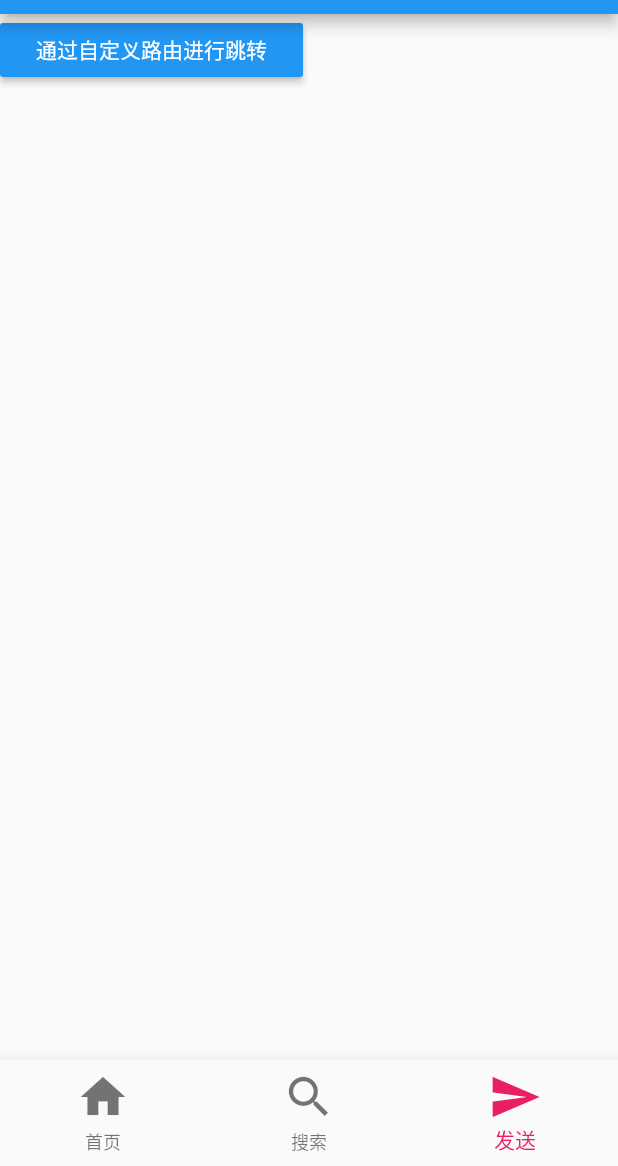
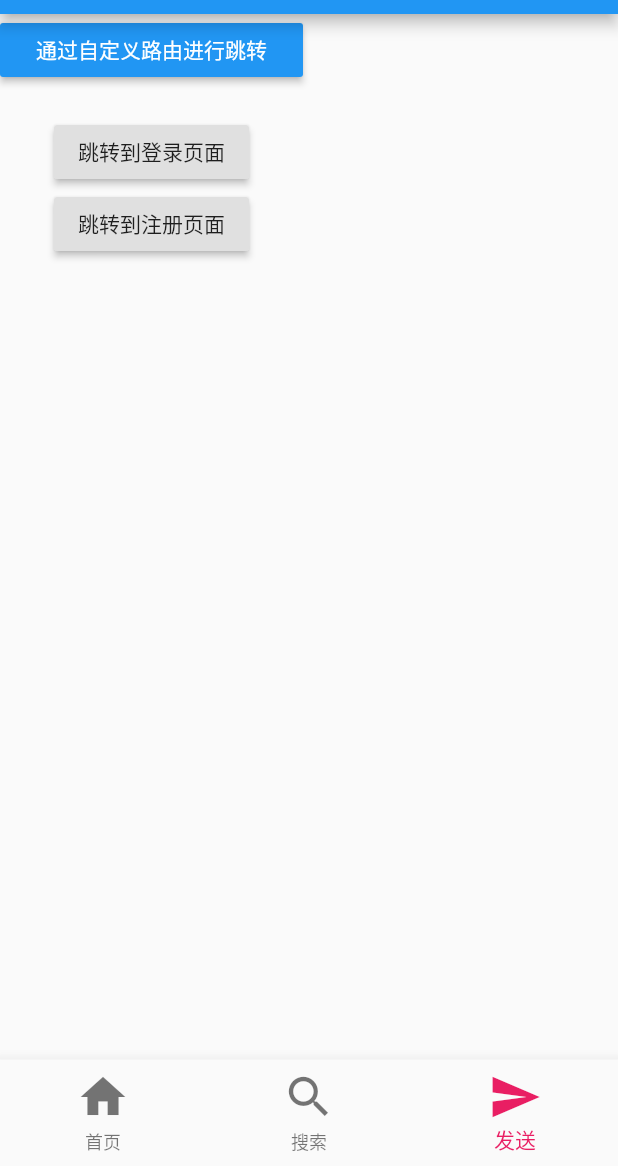
Before and after one commit to zxx1992/flutter_base, a Flutter app: the screen it shows after launch, item 3 of the bottom bar chosen, on a phone screen of 412 x 824 dp, the part 70-1236 px from its top. Run offline on Flutter 3.47's test engine with Material 2 defaults, Android fonts, the phone set to English and light mode, and no system bars.

Commit message:
fix: 多层路由跳转

```diff
--- a/lib/main.dart
+++ b/lib/main.dart
@@ -13,6 +13,10 @@ import 'pages/Tabs.dart';
 import 'pages/form.dart';
 import 'pages/list.dart';
 import 'pages/product.dart';
+import 'pages/user/login.dart';
+import 'pages/user/registerFirst.dart';
+import 'pages/user/registerSecond.dart';
+import 'pages/user/registerThird.dart';
 
 void main() {
   runApp(MyApp());
@@ -23,6 +27,11 @@ class MyApp extends StatelessWidget {
     '/form': (context) => FormPage(),
     '/list': (context) => ListPage(),
     '/product': (context) => ProductPage(),
+    '/login': (context) => LoginPage(),
+    '/registerFirst': (context) => RegisterFirstPage(),
+    '/registerSecond': (context) => RegisterSecondPage(),
+    '/registerThird': (context) => RegisterThirdPage(),
+
   };
   @override
   Widget build(BuildContext context) {
--- a/lib/pages/Tabs.dart
+++ b/lib/pages/Tabs.dart
@@ -4,6 +4,7 @@
  * @Description: Do not edit
  */
 
+import 'package:demo001/main_demo031.dart';
 import 'package:flutter/cupertino.dart';
 import 'package:flutter/material.dart';
 // 导入所需页面的组件
@@ -13,30 +14,20 @@ import './tabs/setting.dart';
 
 // Tabs有状态组件
 class Tabs extends StatefulWidget {
-  Tabs({Key key}) : super(key: key);
-
+  // 定义变量
+  final index;
+  Tabs({Key key, this.index = 0}) : super(key: key);
   @override
-  _TabsState createState() => _TabsState();
+  _TabsState createState() => _TabsState(this.index);
 }
 
 class _TabsState extends State<Tabs> {
-  @override
-  Widget build(BuildContext context) {
-    return BottomBar();
+  // 定义变量
+  int _currentIndex;
+  _TabsState(index) {
+    this._currentIndex = index;
   }
-}
 
-// BottomBar有状态组件
-class BottomBar extends StatefulWidget {
-  BottomBar({Key key}) : super(key: key);
-
-  @override
-  _BottomBarState createState() => _BottomBarState();
-}
-
-class _BottomBarState extends State<BottomBar> {
-  // 定义变量
-  int _currentIndex = 0;
   List _pageList = [
     HomePage(),
     SearchPage(),
@@ -49,12 +40,11 @@ class _BottomBarState extends State<BottomBar> {
       body: this._pageList[this._currentIndex],
       bottomNavigationBar: BottomNavigationBar(
         onTap: (int index) {
-          print(index);
           setState(() {
             this._currentIndex = index;
           });
         },
-        fixedColor: Colors.pink,//选中的颜色
+        fixedColor: Colors.pink, //选中的颜色
         iconSize: 36, //按钮的大小
         currentIndex: this._currentIndex, //当前选中项
         type: BottomNavigationBarType.fixed, //items大于3个的时候要加此属性，否则按钮会变白色
--- a/lib/pages/tabs/setting.dart
+++ b/lib/pages/tabs/setting.dart
@@ -15,8 +15,9 @@ class SettingPage extends StatefulWidget {
 class _SettingPageState extends State<SettingPage> {
   @override
   Widget build(BuildContext context) {
-    return Column(children: <Widget>[
-      RaisedButton(
+    return Column(
+      children: <Widget>[
+        RaisedButton(
           onPressed: () {
             //点击路由跳转
             // 通过自定义路由进行跳转
@@ -29,6 +30,23 @@ class _SettingPageState extends State<SettingPage> {
         SizedBox(
           height: 20,
         ),
-    ],);
+        RaisedButton(
+          onPressed: () {
+            //点击路由跳转
+            // 通过自定义路由进行跳转
+            Navigator.pushNamed(context, '/login');
+          },
+          child: Text("跳转到登录页面"),
+        ),
+        RaisedButton(
+          onPressed: () {
+            //点击路由跳转
+            // 通过自定义路由进行跳转
+            Navigator.pushNamed(context, '/registerFirst');
+          },
+          child: Text("跳转到注册页面"),
+        ),
+      ],
+    );
   }
 }
--- /dev/null
+++ b/lib/pages/user/login.dart
@@ -0,0 +1,18 @@
+/*
+ * @Author: zhengxiaoxiao
+ * @Date: 2020-06-10 09:44:08
+ * @Description: 登录页面
+ */
+import 'package:flutter/material.dart';
+
+class LoginPage extends StatelessWidget {
+  const LoginPage({Key key}) : super(key: key);
+
+  @override
+  Widget build(BuildContext context) {
+    return Scaffold(
+      appBar: AppBar(title: Text("登录页面")),
+      body: Text("登录页内容"),
+    );
+  }
+}
```
Also changed, not shown: lib/pages/tabs/home.dart (+4 -4 lines), lib/pages/user/registerFirst.dart (added, +28 -0 lines), lib/pages/user/registerSecond.dart (added, +29 -0 lines), lib/pages/user/registerThird.dart (added, +40 -0 lines).
